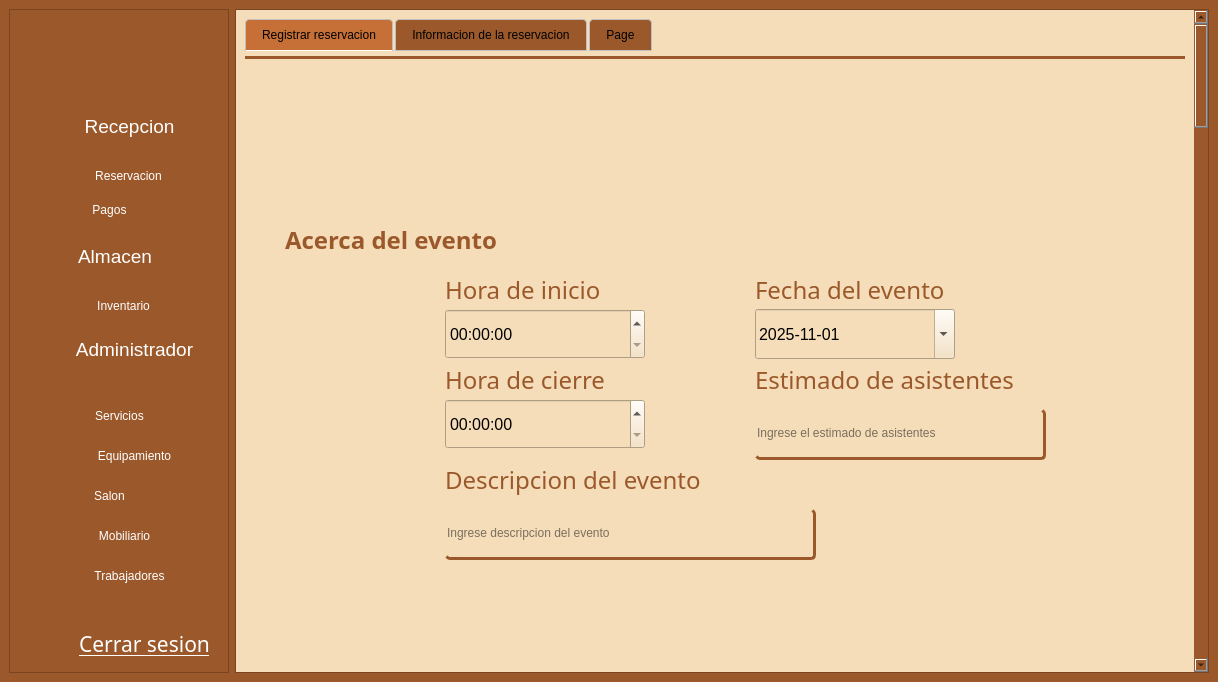
Qt form gui/admin_screen.ui (asp-laboratories/BookingRoom_Software) before a commit.
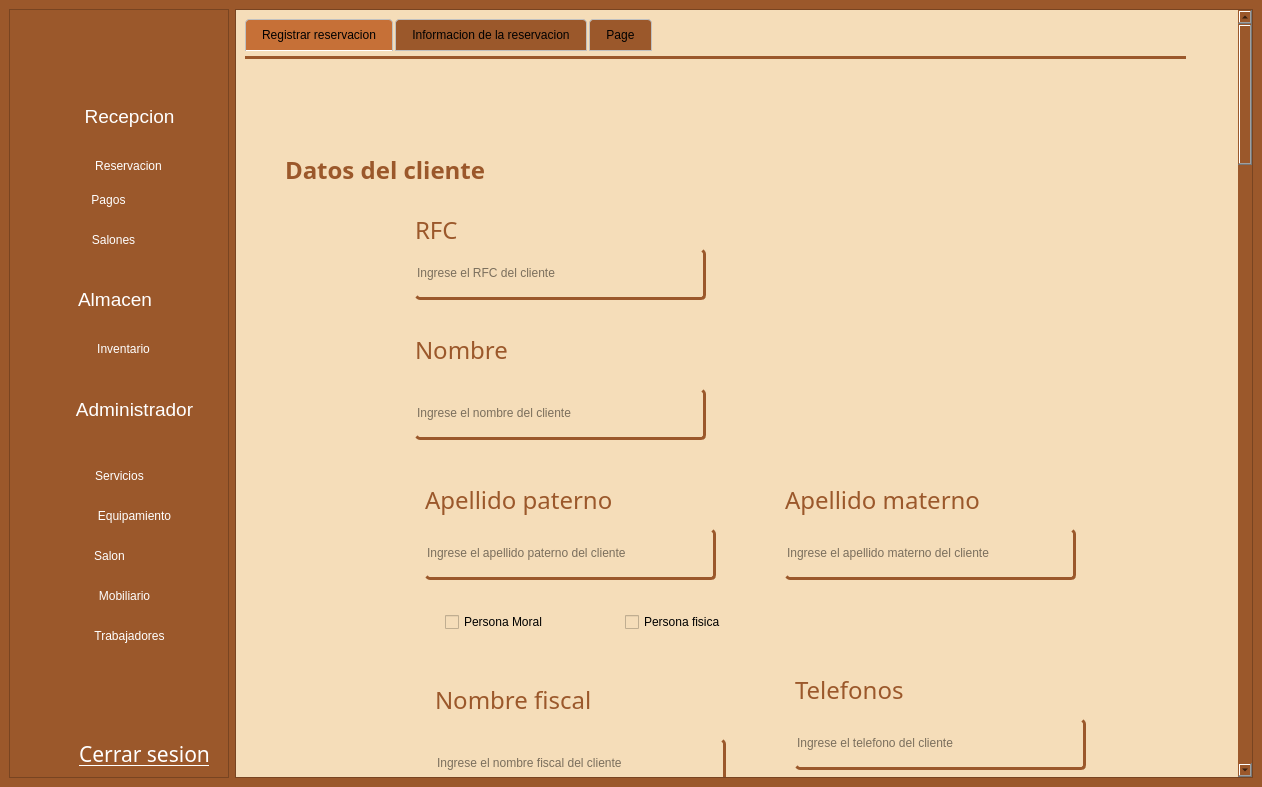
The same form after that commit. The open tabs and pages were chosen to show the change. Icons and pictures are not drawn.

Commit message: feat(gui): Creacion de la consulta 4 y 5 en interfaz, por diseñar

```diff
--- a/gui/admin_screen.ui
+++ b/gui/admin_screen.ui
@@ -6,8 +6,8 @@
    <rect>
     <x>0</x>
     <y>0</y>
-    <width>1218</width>
-    <height>682</height>
+    <width>1262</width>
+    <height>787</height>
    </rect>
   </property>
   <property name="windowTitle">
@@ -58,7 +58,7 @@
           <property name="geometry">
            <rect>
             <x>60</x>
-            <y>90</y>
+            <y>80</y>
             <width>101</width>
             <height>34</height>
            </rect>
@@ -85,7 +85,7 @@
           <property name="geometry">
            <rect>
             <x>50</x>
-            <y>220</y>
+            <y>263</y>
             <width>92</width>
             <height>34</height>
            </rect>
@@ -118,9 +118,9 @@
           <property name="geometry">
            <rect>
             <x>9</x>
-            <y>130</y>
+            <y>120</y>
             <width>191</width>
-            <height>91</height>
+            <height>131</height>
            </rect>
           </property>
           <property name="styleSheet">
@@ -151,7 +151,7 @@
           <widget class="QPushButton" name="pagos">
            <property name="geometry">
             <rect>
-             <x>61</x>
+             <x>60</x>
              <y>50</y>
              <width>41</width>
              <height>21</height>
@@ -208,12 +208,34 @@
             <bool>true</bool>
            </property>
           </widget>
+          <widget class="QPushButton" name="reSalon">
+           <property name="geometry">
+            <rect>
+             <x>60</x>
+             <y>90</y>
+             <width>51</width>
+             <height>21</height>
+            </rect>
+           </property>
+           <property name="cursor">
+            <cursorShape>PointingHandCursor</cursorShape>
+           </property>
+           <property name="styleSheet">
+            <string notr="true">border: none;
+background-color: rgb(155, 88, 43);
+color: rgb(255, 255, 255);
+</string>
+           </property>
+           <property name="text">
+            <string>Salones</string>
+           </property>
+          </widget>
          </widget>
          <widget class="QPushButton" name="btnAdministracion">
           <property name="geometry">
            <rect>
             <x>50</x>
-            <y>320</y>
+            <y>380</y>
             <width>131</width>
             <height>21</height>
            </rect>
@@ -241,7 +263,7 @@
           <property name="geometry">
            <rect>
             <x>9</x>
-            <y>260</y>
+            <y>303</y>
             <width>191</width>
             <height>41</height>
            </rect>
@@ -295,7 +317,7 @@
           <property name="geometry">
            <rect>
             <x>10</x>
-            <y>360</y>
+            <y>420</y>
             <width>191</width>
             <height>231</height>
            </rect>
@@ -529,7 +551,7 @@
           <property name="geometry">
            <rect>
             <x>0</x>
-            <y>310</y>
+            <y>370</y>
             <width>41</width>
             <height>41</height>
            </rect>
@@ -548,7 +570,7 @@
           <property name="geometry">
            <rect>
             <x>10</x>
-            <y>220</y>
+            <y>263</y>
             <width>31</width>
             <height>31</height>
            </rect>
@@ -567,7 +589,7 @@
           <property name="geometry">
            <rect>
             <x>10</x>
-            <y>90</y>
+            <y>80</y>
             <width>31</width>
             <height>31</height>
            </rect>
@@ -586,7 +608,7 @@
           <property name="geometry">
            <rect>
             <x>60</x>
-            <y>610</y>
+            <y>720</y>
             <width>141</width>
             <height>31</height>
            </rect>
@@ -611,7 +633,7 @@
           <property name="geometry">
            <rect>
             <x>0</x>
-            <y>600</y>
+            <y>710</y>
             <width>41</width>
             <height>41</height>
            </rect>
@@ -641,7 +663,7 @@
         <rect>
          <x>0</x>
          <y>0</y>
-         <width>987</width>
+         <width>1031</width>
          <height>4000</height>
         </rect>
        </property>
@@ -4526,8 +4548,8 @@
              <widget class="QLabel" name="lNombreS_9">
               <property name="geometry">
                <rect>
-                <x>170</x>
-                <y>1170</y>
+                <x>190</x>
+                <y>620</y>
                 <width>291</width>
                 <height>41</height>
                </rect>
@@ -4566,8 +4588,8 @@
              <widget class="QLineEdit" name="reTelefono1">
               <property name="geometry">
                <rect>
-                <x>530</x>
-                <y>1210</y>
+                <x>550</x>
+                <y>660</y>
                 <width>291</width>
                 <height>51</height>
                </rect>
@@ -4588,8 +4610,8 @@
              <widget class="QLineEdit" name="reNombreFiscal">
               <property name="geometry">
                <rect>
-                <x>170</x>
-                <y>1230</y>
+                <x>190</x>
+                <y>680</y>
                 <width>291</width>
                 <height>51</height>
                </rect>
@@ -4610,8 +4632,8 @@
              <widget class="QLabel" name="lNombreS_7">
               <property name="geometry">
                <rect>
-                <x>530</x>
-                <y>1160</y>
+                <x>550</x>
+                <y>610</y>
                 <width>291</width>
                 <height>41</height>
                </rect>
@@ -4702,8 +4724,8 @@
              <widget class="QLabel" name="clAm">
               <property name="geometry">
                <rect>
-                <x>520</x>
-                <y>970</y>
+                <x>540</x>
+                <y>420</y>
                 <width>351</width>
                 <height>41</height>
                </rect>
@@ -4726,8 +4748,8 @@
              <widget class="QLabel" name="clAp">
               <property name="geometry">
                <rect>
-                <x>160</x>
-                <y>970</y>
+                <x>180</x>
+                <y>420</y>
                 <width>351</width>
                 <height>41</height>
                </rect>
@@ -4750,8 +4772,8 @@
              <widget class="QCheckBox" name="cbTipoFisica">
               <property name="geometry">
                <rect>
-                <x>360</x>
-                <y>1100</y>
+                <x>380</x>
+                <y>550</y>
                 <width>111</width>
                 <height>26</height>
                </rect>
@@ -4769,8 +4791,8 @@
              <widget class="QCheckBox" name="cbTipoMoral">
               <property name="geometry">
                <rect>
-                <x>180</x>
-                <y>1100</y>
+                <x>200</x>
+                <y>550</y>
                 <width>121</width>
                 <height>26</height>
                </rect>
@@ -4785,8 +4807,8 @@
              <widget class="QLineEdit" name="reApellMa">
               <property name="geometry">
                <rect>
-                <x>520</x>
-                <y>1020</y>
+                <x>540</x>
+                <y>470</y>
                 <width>291</width>
                 <height>51</height>
                </rect>
@@ -4807,8 +4829,8 @@
              <widget class="QLineEdit" name="reApellPat">
               <property name="geometry">
                <rect>
-                <x>160</x>
-                <y>1020</y>
+                <x>180</x>
+                <y>470</y>
                 <width>291</width>
                 <height>51</height>
                </rect>
@@ -4829,8 +4851,8 @@
              <widget class="QLabel" name="label_25">
               <property name="geometry">
                <rect>
-                <x>20</x>
-                <y>640</y>
+                <x>40</x>
+                <y>90</y>
                 <width>311</width>
                 <height>41</height>
                </rect>
@@ -4854,8 +4876,8 @@
              <widget class="QLabel" name="lNombreS_3">
               <property name="geometry">
                <rect>
-                <x>150</x>
-                <y>700</y>
+                <x>170</x>
+                <y>150</y>
                 <width>291</width>
                 <height>41</height>
                </rect>
@@ -4878,8 +4900,8 @@
              <widget class="QLineEdit" name="reRfc">
               <property name="geometry">
                <rect>
-                <x>150</x>
-                <y>740</y>
+                <x>170</x>
+                <y>190</y>
                 <width>291</width>
                 <height>51</height>
                </rect>
@@ -4900,8 +4922,8 @@
              <widget class="QLineEdit" name="reNombre">
               <property name="geometry">
                <rect>
-                <x>150</x>
-                <y>880</y>
+                <x>170</x>
+                <y>330</y>
                 <width>291</width>
                 <height>51</height>
                </rect>
@@ -4922,8 +4944,8 @@
              <widget class="QLabel" name="clNombre">
               <property name="geometry">
                <rect>
-                <x>150</x>
-                <y>820</y>
+                <x>170</x>
+                <y>270</y>
                 <width>291</width>
                 <height>41</height>
                </rect>
@@ -4946,9 +4968,9 @@
              <widget class="QLabel" name="label_24">
               <property name="geometry">
                <rect>
-                <x>40</x>
-                <y>160</y>
-                <width>311</width>
+                <x>240</x>
+                <y>1530</y>
+                <width>291</width>
                 <height>41</height>
                </rect>
               </property>
@@ -4965,16 +4987,120 @@
 </string>
               </property>
               <property name="text">
-               <string>Acerca del evento</string>
+               <string>Descripcion del evento</string>
+              </property>
+             </widget>
+             <widget class="QDateEdit" name="refecha">
+              <property name="geometry">
+               <rect>
+                <x>550</x>
+                <y>1380</y>
+                <width>200</width>
+                <height>50</height>
+               </rect>
+              </property>
+              <property name="font">
+               <font>
+                <pointsize>12</pointsize>
+                <bold>false</bold>
+               </font>
+              </property>
+              <property name="styleSheet">
+               <string notr="true">color: rgb(0, 0, 0);
+</string>
+              </property>
+              <property name="minimumDate">
+               <date>
+                <year>2025</year>
+                <month>11</month>
+                <day>1</day>
+               </date>
+              </property>
+              <property name="displayFormat">
+               <string>yyyy-MM-dd</string>
+              </property>
+              <property name="calendarPopup">
+               <bool>true</bool>
+              </property>
+              <property name="date">
+               <date>
+                <year>2025</year>
+                <month>11</month>
+                <day>1</day>
+               </date>
+              </property>
+             </widget>
+             <widget class="QLabel" name="lNombreS_18">
+              <property name="geometry">
+               <rect>
+                <x>240</x>
+                <y>1340</y>
+                <width>291</width>
+                <height>41</height>
+               </rect>
+              </property>
+              <property name="font">
+               <font>
+                <family>Adwaita Sans</family>
+                <pointsize>18</pointsize>
+                <bold>false</bold>
+               </font>
+              </property>
+              <property name="styleSheet">
+               <string notr="true">color: rgba(155, 88, 43, 1.0);
+</string>
+              </property>
+              <property name="text">
+               <string>Hora de inicio</string>
+              </property>
+             </widget>
+             <widget class="QLineEdit" name="reDescripcion">
+              <property name="geometry">
+               <rect>
+                <x>240</x>
+                <y>1580</y>
+                <width>371</width>
+                <height>51</height>
+               </rect>
+              </property>
+              <property name="styleSheet">
+               <string notr="true">color: rgb(0, 0, 0);
+border-radius: 5px;
+border-bottom: 3px solid rgba(155, 88, 43, 1.0);
+border-right: 3px solid  rgba(155, 88, 43, 1.0);</string>
+              </property>
+              <property name="text">
+               <string/>
+              </property>
+              <property name="placeholderText">
+               <string>Ingrese descripcion del evento</string>
+              </property>
+             </widget>
+             <widget class="QTimeEdit" name="reHoraFin">
+              <property name="geometry">
+               <rect>
+                <x>240</x>
+                <y>1470</y>
+                <width>200</width>
+                <height>50</height>
+               </rect>
+              </property>
+              <property name="font">
+               <font>
+                <pointsize>12</pointsize>
+               </font>
+              </property>
+              <property name="styleSheet">
+               <string notr="true">color: rgb(0, 0, 0);</string>
               </property>
              </widget>
              <widget class="QTimeEdit" name="reHoraInicio">
               <property name="geometry">
                <rect>
-                <x>200</x>
-                <y>250</y>
+                <x>240</x>
+                <y>1379</y>
                 <width>200</width>
-                <height>50</height>
+                <height>51</height>
                </rect>
               </property>
               <property name="font">
@@ -4996,53 +5122,9 @@
              <widget class="QLineEdit" name="reEstimadoAsistentes">
               <property name="geometry">
                <rect>
-                <x>510</x>
-                <y>350</y>
-                <width>291</width>
-                <height>51</height>
-               </rect>
-              </property>
-              <property name="styleSheet">
-               <string notr="true">color: rgb(0, 0, 0);
-border-radius: 5px;
-border-bottom: 3px solid rgba(155, 88, 43, 1.0);
-border-right: 3px solid  rgba(155, 88, 43, 1.0);</string>
-              </property>
-              <property name="text">
-               <string/>
-              </property>
-              <property name="placeholderText">
-               <string>Ingrese el estimado de asistentes</string>
-              </property>
-             </widget>
-             <widget class="QLineEdit" name="reDescripcion">
-              <property name="geometry">
-               <rect>
-                <x>200</x>
-                <y>450</y>
-                <width>371</width>
-                <height>51</height>
-               </rect>
-              </property>
-              <property name="styleSheet">
-               <string notr="true">color: rgb(0, 0, 0);
-border-radius: 5px;
-border-bottom: 3px solid rgba(155, 88, 43, 1.0);
-border-right: 3px solid  rgba(155, 88, 43, 1.0);</string>
-              </property>
-              <property name="text">
-               <string/>
-              </property>
-              <property name="placeholderText">
-               <string>Ingrese descripcion del evento</string>
-              </property>
-             </widget>
-             <widget class="QLabel" name="lNombreS_20">
-              <property name="geometry">
-               <rect>
-                <x>510</x>
-                <y>210</y>
-                <width>291</width>
+                <x>80</x>
+                <y>1290</y>
+                <width>311</width>
                 <height>41</height>
                </rect>
               </property>
@@ -5064,8 +5146,8 @@
              <widget class="QLabel" name="lNombreS_2">
               <property name="geometry">
                <rect>
-                <x>510</x>
-                <y>300</y>
+                <x>550</x>
+                <y>1430</y>
                 <width>291</width>
                 <height>41</height>
                </rect>
@@ -5085,11 +5167,57 @@
                <string>Estimado de asistentes</string>
               </property>
              </widget>
+             <widget class="QLabel" name="lNombreS_20">
+              <property name="geometry">
+               <rect>
+                <x>550</x>
+                <y>1340</y>
+                <width>291</width>
+                <height>41</height>
+               </rect>
+              </property>
+              <property name="font">
+               <font>
+                <family>Adwaita Sans</family>
+                <pointsize>18</pointsize>
+                <bold>false</bold>
+               </font>
+              </property>
+              <property name="styleSheet">
+               <string notr="true">color: rgba(155, 88, 43, 1.0);
+</string>
+              </property>
+              <property name="text">
+               <string>Fecha del evento</string>
+              </property>
+             </widget>
+             <widget class="QLineEdit" name="reEstimadoAsistentes">
+              <property name="geometry">
+               <rect>
+                <x>550</x>
+                <y>1480</y>
+                <width>291</width>
+                <height>51</height>
+               </rect>
+              </property>
+              <property name="styleSheet">
+               <string notr="true">color: rgb(0, 0, 0);
+border-radius: 5px;
+border-bottom: 3px solid rgba(155, 88, 43, 1.0);
+border-right: 3px solid  rgba(155, 88, 43, 1.0);</string>
+              </property>
+              <property name="text">
+               <string/>
+              </property>
+              <property name="placeholderText">
+               <string>Ingrese el estimado de asistentes</string>
+              </property>
+             </widget>
              <widget class="QLabel" name="lNombreS_19">
               <property name="geometry">
                <rect>
-                <x>200</x>
-                <y>300</y>
+                <x>240</x>
+                <y>1430</y>
                 <width>291</width>
                 <height>41</height>
                </rect>
@@ -5109,112 +5237,6 @@
                <string>Hora de cierre</string>
               </property>
              </widget>
-             <widget class="QLabel" name="lNombreS_18">
-              <property name="geometry">
-               <rect>
-                <x>200</x>
-                <y>210</y>
-                <width>291</width>
-                <height>41</height>
-               </rect>
-              </property>
-              <property name="font">
-               <font>
-                <family>Adwaita Sans</family>
-                <pointsize>18</pointsize>
-                <bold>false</bold>
-               </font>
-              </property>
-              <property name="styleSheet">
-               <string notr="true">color: rgba(155, 88, 43, 1.0);
-</string>
-              </property>
-              <property name="text">
-               <string>Hora de inicio</string>
-              </property>
-             </widget>
-             <widget class="QTimeEdit" name="reHoraFin">
-              <property name="geometry">
-               <rect>
-                <x>200</x>
-                <y>340</y>
-                <width>200</width>
-                <height>50</height>
-               </rect>
-              </property>
-              <property name="font">
-               <font>
-                <pointsize>12</pointsize>
-               </font>
-              </property>
-              <property name="styleSheet">
-               <string notr="true">color: rgb(0, 0, 0);</string>
-              </property>
-             </widget>
-             <widget class="QDateEdit" name="refecha">
-              <property name="geometry">
-               <rect>
-                <x>510</x>
-                <y>250</y>
-                <width>200</width>
-                <height>50</height>
-               </rect>
-              </property>
-              <property name="font">
-               <font>
-                <pointsize>12</pointsize>
-                <bold>false</bold>
-               </font>
-              </property>
-              <property name="styleSheet">
-               <string notr="true">color: rgb(0, 0, 0);
-</string>
-              </property>
-              <property name="minimumDate">
-               <date>
-                <year>2025</year>
-                <month>11</month>
-                <day>1</day>
-               </date>
-              </property>
-              <property name="displayFormat">
-               <string>yyyy-MM-dd</string>
-              </property>
-              <property name="calendarPopup">
-               <bool>true</bool>
-              </property>
-              <property name="date">
-               <date>
-                <year>2025</year>
-                <month>11</month>
-                <day>1</day>
-               </date>
-              </property>
-             </widget>
-             <widget class="QLabel" name="lNombreS_17">
-              <property name="geometry">
-               <rect>
-                <x>200</x>
-                <y>400</y>
-                <width>291</width>
-                <height>41</height>
-               </rect>
-              </property>
-              <property name="font">
-               <font>
-                <family>Adwaita Sans</family>
-                <pointsize>18</pointsize>
-                <bold>false</bold>
-               </font>
-              </property>
-              <property name="styleSheet">
-               <string notr="true">color: rgba(155, 88, 43, 1.0);
-</string>
-              </property>
-              <property name="text">
-               <string>Descripcion del evento</string>
-              </property>
-             </widget>
             </widget>
             <widget class="QWidget" name="tab_23">
              <attribute name="title">
```
Left out of the diff: 255 changed lines with no effect on the pictures. The commit also changes 1 other file.
